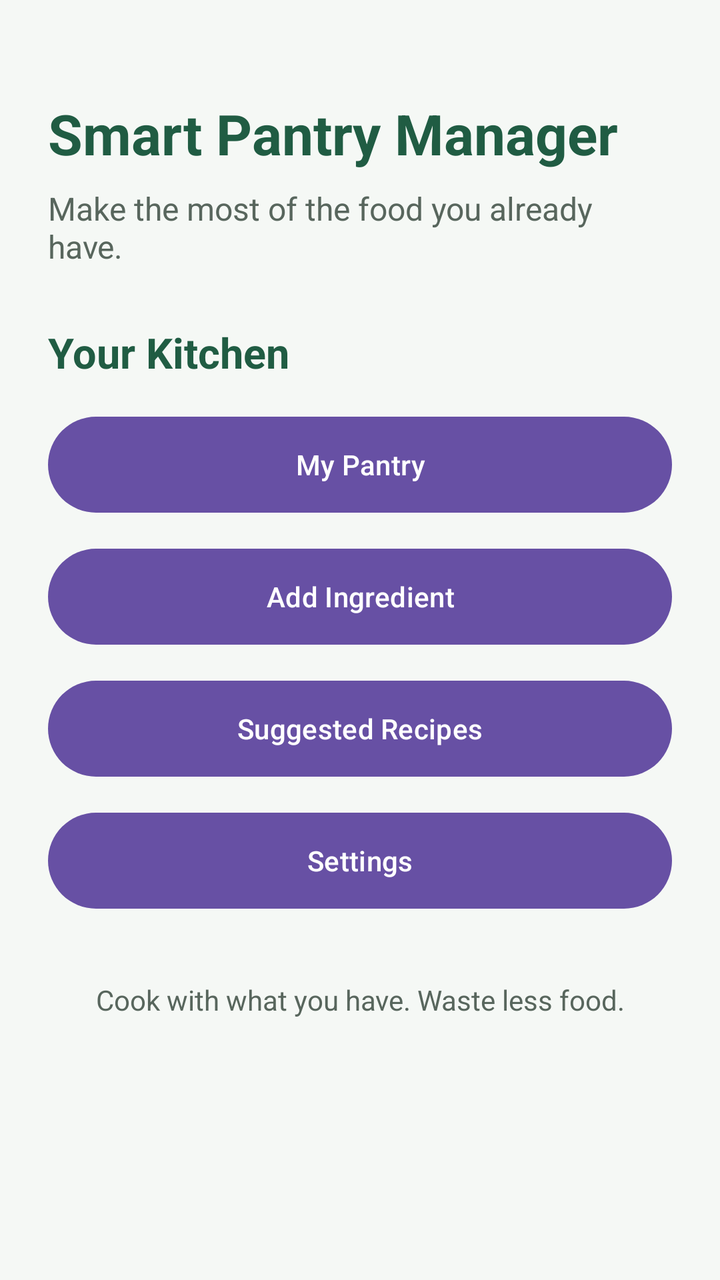
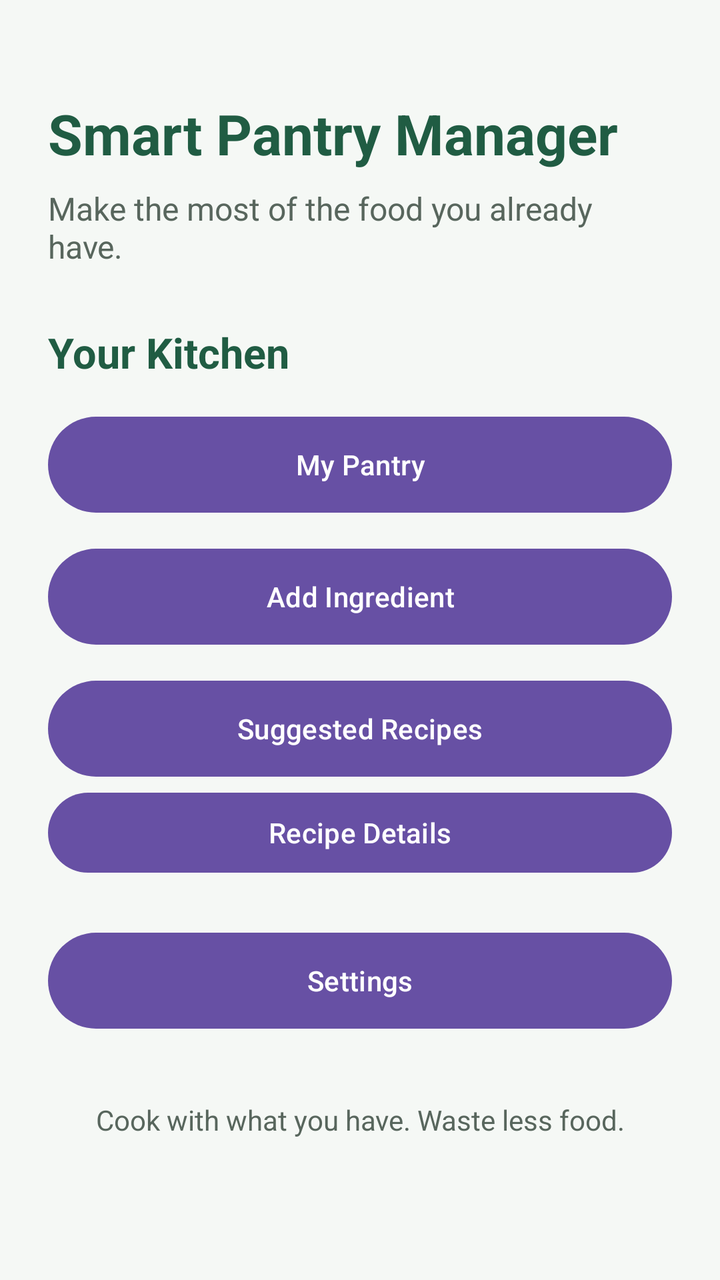

Two renders of the same Android screen: before a commit and after it. Below are the layout's source before the change and the commit's diff.
<!-- AndroidManifest.xml: application theme Theme.Smart_Pantry_Manager -->
<!-- res/layout/activity_main.xml -->
<?xml version="1.0" encoding="utf-8"?>
<ScrollView
    xmlns:android="http://schemas.android.com/apk/res/android"
    android:layout_width="match_parent"
    android:layout_height="match_parent"
    android:background="#F5F8F5"
    android:fillViewport="true">

    <LinearLayout
        android:layout_width="match_parent"
        android:layout_height="wrap_content"
        android:orientation="vertical"
        android:padding="24dp">

        <TextView
            android:layout_width="match_parent"
            android:layout_height="wrap_content"
            android:text="Smart Pantry Manager"
            android:textColor="#205C43"
            android:textSize="28sp"
            android:textStyle="bold"
            android:layout_marginTop="24dp"/>

        <TextView
            android:layout_width="match_parent"
            android:layout_height="wrap_content"
            android:text="Make the most of the food you already have."
            android:textColor="#58665D"
            android:textSize="16sp"
            android:layout_marginTop="8dp"
            android:layout_marginBottom="28dp"/>

        <TextView
            android:layout_width="match_parent"
            android:layout_height="wrap_content"
            android:text="Your Kitchen"
            android:textColor="#205C43"
            android:textSize="21sp"
            android:textStyle="bold"
            android:layout_marginBottom="14dp"/>

        <Button
            android:id="@+id/btnPantry"
            android:layout_width="match_parent"
            android:layout_height="wrap_content"
            android:text="My Pantry"
            android:minHeight="56dp"/>

        <Button
            android:id="@+id/btnAddIngredient"
            android:layout_width="match_parent"
            android:layout_height="wrap_content"
            android:text="Add Ingredient"
            android:minHeight="56dp"
            android:layout_marginTop="10dp"/>

        <Button
            android:id="@+id/btnRecipes"
            android:layout_width="match_parent"
            android:layout_height="wrap_content"
            android:text="Suggested Recipes"
            android:minHeight="56dp"
            android:layout_marginTop="10dp"/>

        <Button
            android:id="@+id/btnSettings"
            android:layout_width="match_parent"
            android:layout_height="wrap_content"
            android:text="Settings"
            android:minHeight="56dp"
            android:layout_marginTop="10dp"/>

        <TextView
            android:layout_width="match_parent"
            android:layout_height="wrap_content"
            android:text="Cook with what you have. Waste less food."
            android:textColor="#58665D"
            android:textSize="14sp"
            android:gravity="center"
            android:layout_marginTop="32dp"
            android:layout_marginBottom="20dp"/>

    </LinearLayout>
</ScrollView>
<!-- resources referenced by this layout -->
<resources>
  <style name="Theme.Smart_Pantry_Manager" parent="Base.Theme.Smart_Pantry_Manager" />
  <style name="Base.Theme.Smart_Pantry_Manager" parent="Theme.Material3.DayNight.NoActionBar">
          
          
      </style>
</resources>

<!-- the commit's change to res/layout/activity_main.xml (unified diff, before → after) -->
@@ -52,7 +52,7 @@
             android:layout_height="wrap_content"
             android:text="Add Ingredient"
             android:minHeight="56dp"
-            android:layout_marginTop="10dp"/>
+            android:layout_marginTop="10dp" />
 
         <Button
             android:id="@+id/btnRecipes"
@@ -60,7 +60,15 @@
             android:layout_height="wrap_content"
             android:text="Suggested Recipes"
             android:minHeight="56dp"
-            android:layout_marginTop="10dp"/>
+            android:layout_marginTop="10dp" />
+
+        <Button
+            android:id="@+id/btnRecipeDetails"
+            android:layout_width="match_parent"
+            android:layout_height="wrap_content"
+            android:text="Recipe Details"
+            android:textAllCaps="false"
+            android:layout_marginBottom="12dp" />
 
         <Button
             android:id="@+id/btnSettings"
@@ -68,7 +76,7 @@
             android:layout_height="wrap_content"
             android:text="Settings"
             android:minHeight="56dp"
-            android:layout_marginTop="10dp"/>
+            android:layout_marginTop="10dp" />
 
         <TextView
             android:layout_width="match_parent"
